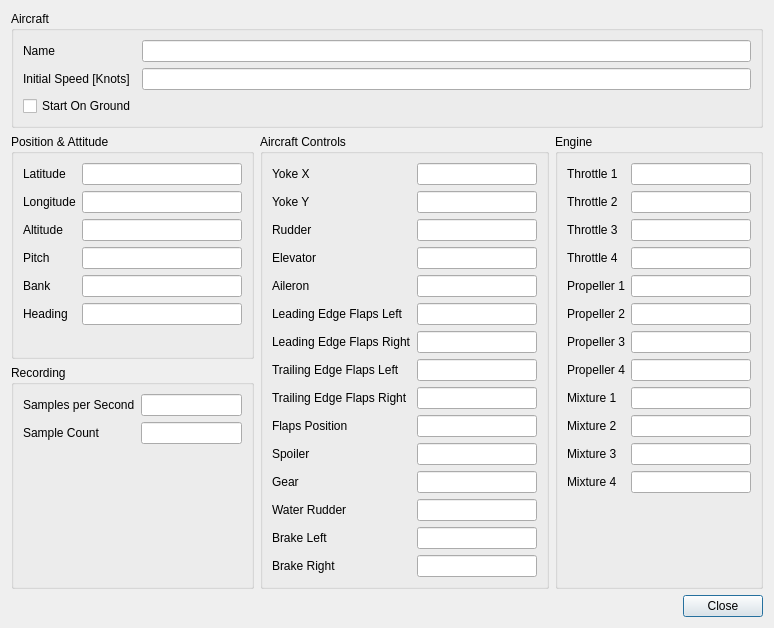
Old version of the form src/UserInterface/src/Dialogs/SimulationVariablesDialog.ui in the repository till213/SkyDolly.
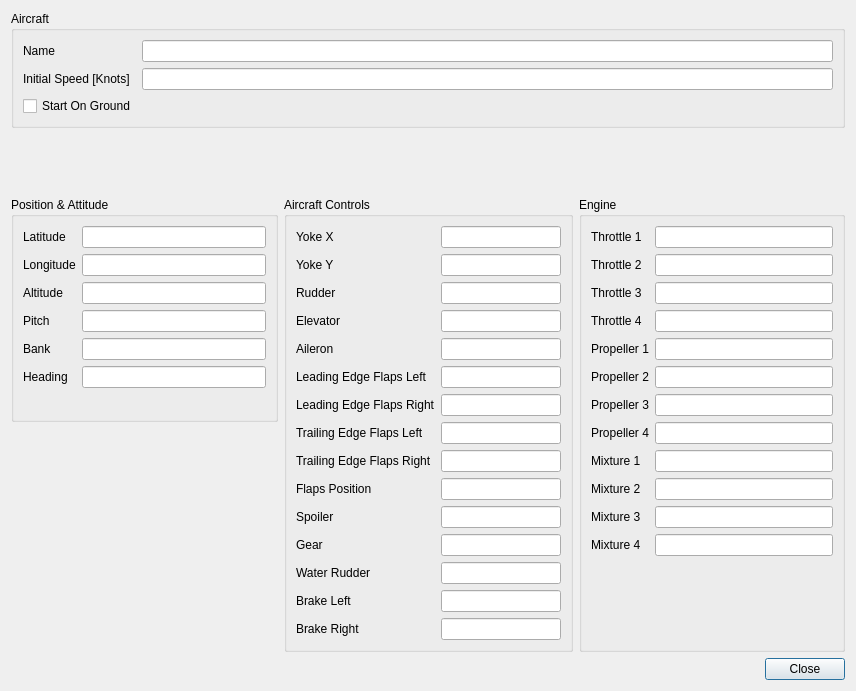
New version of the form.

What changed in the file:
```diff
--- a/src/UserInterface/src/Dialogs/SimulationVariablesDialog.ui
+++ b/src/UserInterface/src/Dialogs/SimulationVariablesDialog.ui
@@ -6,8 +6,8 @@
    <rect>
     <x>0</x>
     <y>0</y>
-    <width>744</width>
-    <height>628</height>
+    <width>856</width>
+    <height>691</height>
    </rect>
   </property>
   <property name="windowTitle">
@@ -702,43 +702,6 @@
      </layout>
     </widget>
    </item>
-   <item row="3" column="0">
-    <widget class="QGroupBox" name="groupBox_2">
-     <property name="title">
-      <string>Recording</string>
-     </property>
-     <layout class="QFormLayout" name="formLayout_3">
-      <item row="0" column="0">
-       <widget class="QLabel" name="label_55">
-        <property name="text">
-         <string>Samples per Second</string>
-        </property>
-       </widget>
-      </item>
-      <item row="0" column="1">
-       <widget class="QLineEdit" name="samplesPerSecondLineEdit">
-        <property name="readOnly">
-         <bool>true</bool>
-        </property>
-       </widget>
-      </item>
-      <item row="1" column="0">
-       <widget class="QLabel" name="label_56">
-        <property name="text">
-         <string>Sample Count</string>
-        </property>
-       </widget>
-      </item>
-      <item row="1" column="1">
-       <widget class="QLineEdit" name="sampleCountLineEdit">
-        <property name="readOnly">
-         <bool>true</bool>
-        </property>
-       </widget>
-      </item>
-     </layout>
-    </widget>
-   </item>
    <item row="4" column="2">
     <widget class="QDialogButtonBox" name="buttonBox">
      <property name="orientation">
```
